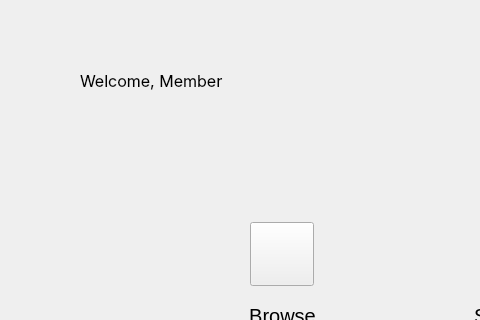
First picture: the form in mainscreen.ui, repository LanaYoobee/LIS, before the edit; both pictures show x 0 to 480 and y 0 to 320 of the 1056 by 754 pixel window.
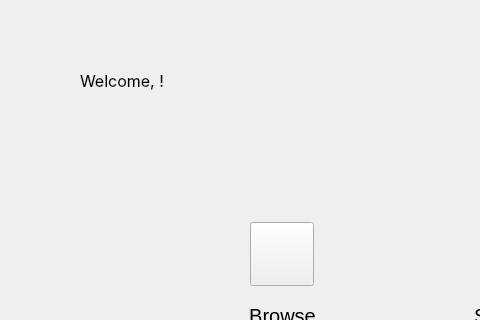
Second picture: the form after the edit. Icons and pictures are not drawn.

```diff
--- a/mainscreen.ui
+++ b/mainscreen.ui
@@ -33,7 +33,7 @@
     </font>
    </property>
    <property name="text">
-    <string>Welcome, Member</string>
+    <string>Welcome, &lt;user name&gt;!</string>
    </property>
   </widget>
   <widget class="QPushButton" name="quitButton">
```
